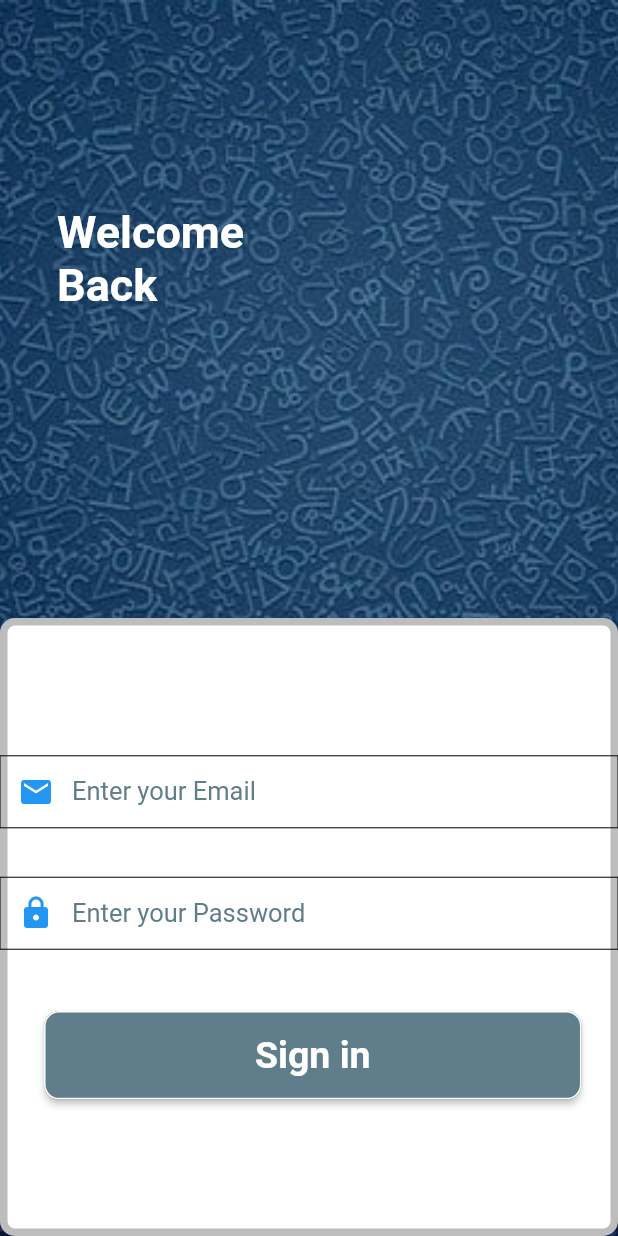
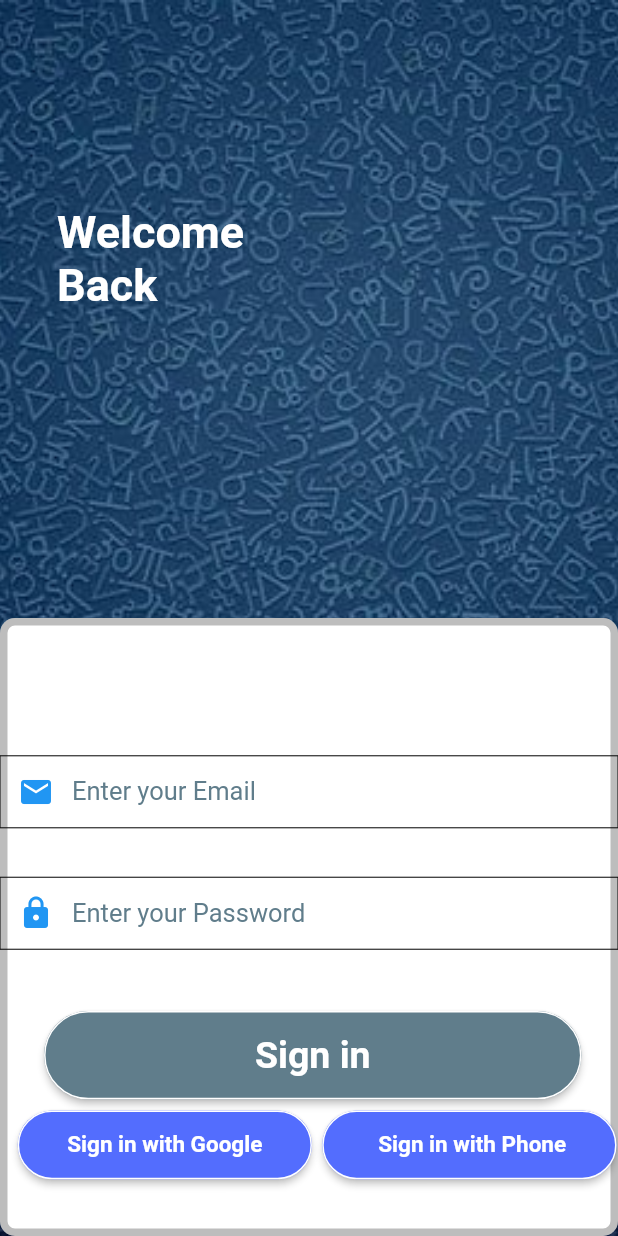
Before and after one commit to Affan0021/LoginApp-with-firebase, a Flutter app: the screen it shows after launch, after a tap on "Log in", on a phone screen of 412 x 824 dp. Run offline on Flutter 3.47's test engine with Material 2 defaults, Android fonts, the phone set to English and light mode, and no system bars; our stand-ins replace animated_splash_screen, firebase_auth, firebase_core, google_sign_in, pinput; missing offline and left inert: international_phone_input; accounts and stored records are empty; network calls fail; Roboto replaces fonts that are missing (OpenSans).

Commit message:
Google sign in and otp auth with Responsive Ui

```diff
--- a/lib/login.dart
+++ b/lib/login.dart
@@ -5,7 +5,9 @@ import 'package:animated_splash_screen/animated_splash_screen.dart';
 
 import 'package:firebase_auth/firebase_auth.dart';
 
+import 'google.dart';
 import 'login.dart';
+import 'phone.dart';
 import 'welcome_Login.dart';
 
 
@@ -41,12 +43,10 @@ class _LoginState extends State<Login> {
 
                   Container(
                     margin:  const EdgeInsets.fromLTRB(0, 0, 0, 0),
-//alignment: Alignment.center,
-
-                    width: MediaQuery.of(context).size.width,
+                   width: MediaQuery.of(context).size.width,
                     height:MediaQuery.of(context).size.height,
                     decoration:   BoxDecoration(
-//   shape: BoxShape.circle,
+
                       image:  const DecorationImage(
                         fit: BoxFit.cover,
                         image: AssetImage('user/log.jpg'),
@@ -270,7 +270,7 @@ class _LoginState extends State<Login> {
                               shape:
                               MaterialStateProperty.all<RoundedRectangleBorder>(
                                   RoundedRectangleBorder(
-                                      borderRadius: BorderRadius.circular(10.0),
+                                      borderRadius: BorderRadius.circular(30.0),
                                       side: BorderSide(
                                           color: Colors.white)
                                   )
@@ -288,6 +288,126 @@ class _LoginState extends State<Login> {
                             ),
                           )
 
+                      ),
+
+                      SizedBox(
+                        height: height/ 110,
+                      ),
+                      Row(
+                        children: [
+
+
+                          SizedBox(
+
+                            width: width / 35,
+                          ),
+
+                          Container(
+                              width: MediaQuery.of(context).size.width/2.1,
+                              height: MediaQuery.of(context).size.height/18,
+                              // margin: const EdgeInsets.only(left: 15.0),
+                              child: ElevatedButton(
+                                onPressed: ()
+
+                                {
+                                  Navigator.push(
+                                    context,
+                                    MaterialPageRoute(builder: (context) => GoogleLoginApp()),
+                                  );
+
+                                },
+
+
+                                style: ButtonStyle(
+
+                                  backgroundColor: MaterialStateProperty.resolveWith<Color>(
+                                        (Set<MaterialState> states) {
+                                      if (states.contains(MaterialState.pressed))
+                                        return Colors.white;
+                                      return Colors.indigoAccent;
+                                    },
+                                  ),
+                                  shape:
+                                  MaterialStateProperty.all<RoundedRectangleBorder>(
+                                      RoundedRectangleBorder(
+                                          borderRadius: BorderRadius.circular(30.0),
+                                          side: BorderSide(
+                                              color: Colors.white)
+                                      )
+                                  ),
+
+                                ),
+
+                                child: Text(
+                                  '\tSign in with Google ',
+                                  style: TextStyle(
+                                    color: Colors.white,
+                                    fontFamily: 'OpenSans',
+                                    fontSize: 15.0,
+                                    fontWeight: FontWeight.bold,
+                                  ),
+                                ),
+                              )
+                          ),
+
+
+
+
+                          SizedBox(
+
+                            width: width / 60,
+                          ),
+
+                          Container(
+                              width: MediaQuery.of(context).size.width/2.1,
+                              height: MediaQuery.of(context).size.height/18,
+                              // margin: const EdgeInsets.only(left: 15.0),
+                              child: ElevatedButton(
+                                onPressed: ()
+
+                                {
+                                  Navigator.push(
+                                    context,
+                                    MaterialPageRoute(builder: (context) => Phone()),
+                                  );
+
+                                },
+
+
+                                style: ButtonStyle(
+
+                                  backgroundColor: MaterialStateProperty.resolveWith<Color>(
+                                        (Set<MaterialState> states) {
+                                      if (states.contains(MaterialState.pressed))
+                                        return Colors.white;
+                                      return Colors.indigoAccent;
+                                    },
+                                  ),
+                                  shape:
+                                  MaterialStateProperty.all<RoundedRectangleBorder>(
+                                      RoundedRectangleBorder(
+                                          borderRadius: BorderRadius.circular(30.0),
+                                          side: BorderSide(
+                                              color: Colors.white)
+                                      )
+                                  ),
+
+                                ),
+
+                                child: Text(
+                                  '\tSign in with Phone',
+                                  style: TextStyle(
+                                    color: Colors.white,
+                                    fontFamily: 'OpenSans',
+                                    fontSize: 15.0,
+                                    fontWeight: FontWeight.bold,
+                                  ),
+                                ),
+                              )
+                          ),
+
+
+                        ],
                       )
 
 
--- a/lib/welcome_Login.dart
+++ b/lib/welcome_Login.dart
@@ -89,6 +89,8 @@ class _WelcomeLoginState extends State<WelcomeLogin> {
 
 
 
+
+
                     ],
                   )
 
--- a/pubspec.yaml
+++ b/pubspec.yaml
@@ -57,6 +57,8 @@ flutter:
     - user/log.jpg
     - user/splash.jpg
     - user/logg.png
+    - user/goog.png
+    - user/phone.jpg
   #   - images/a_dot_ham.jpeg
 
   # An image asset can refer to one or more resolution-specific "variants", see
```
Also changed, not shown: lib/code.dart (added, +160 -0 lines), lib/google.dart (added, +237 -0 lines), lib/phone.dart (added, +151 -0 lines), user/goog.png (added), user/phone.jpg (added).
